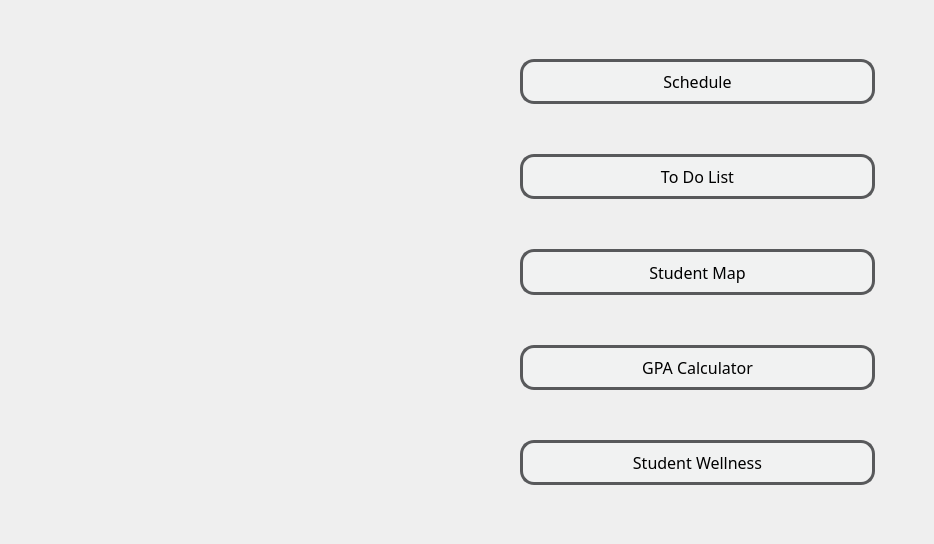
First picture: the form in qyoumain/mainwindow.ui, repository 04mohammadaziz/Qyou, before the edit.
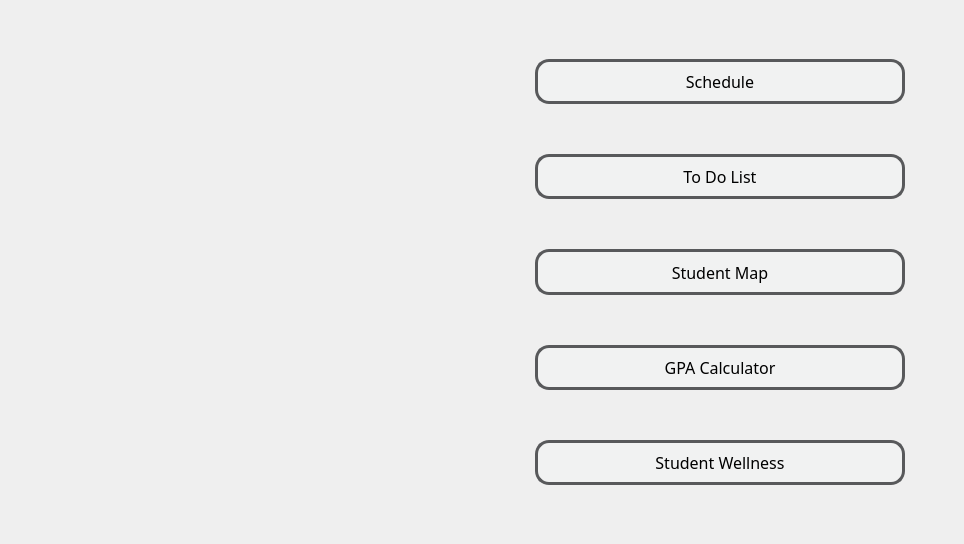
Second picture: the form after the edit. The open tabs and pages were chosen to show the change. Icons and pictures are not drawn.

The edit to the form file:
```diff
--- a/qyoumain/mainwindow.ui
+++ b/qyoumain/mainwindow.ui
@@ -6,7 +6,7 @@
    <rect>
     <x>0</x>
     <y>0</y>
-    <width>929</width>
+    <width>964</width>
     <height>544</height>
    </rect>
   </property>
```
Left out of the diff: 14 changed lines with no effect on the pictures.
